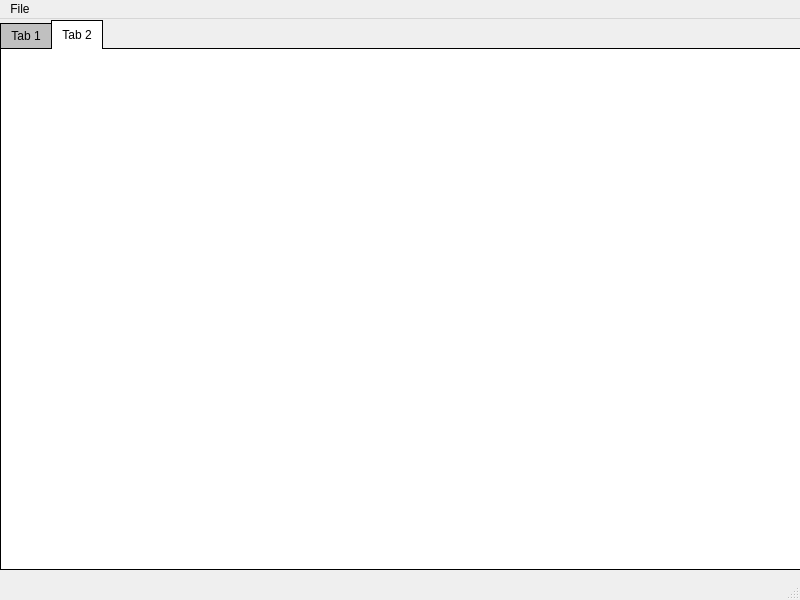
This is mainwindow.ui in MohabGhobashy/Active-contour--Hough-transform-implementation as Qt 5 draws it before an edit. The edited form follows.
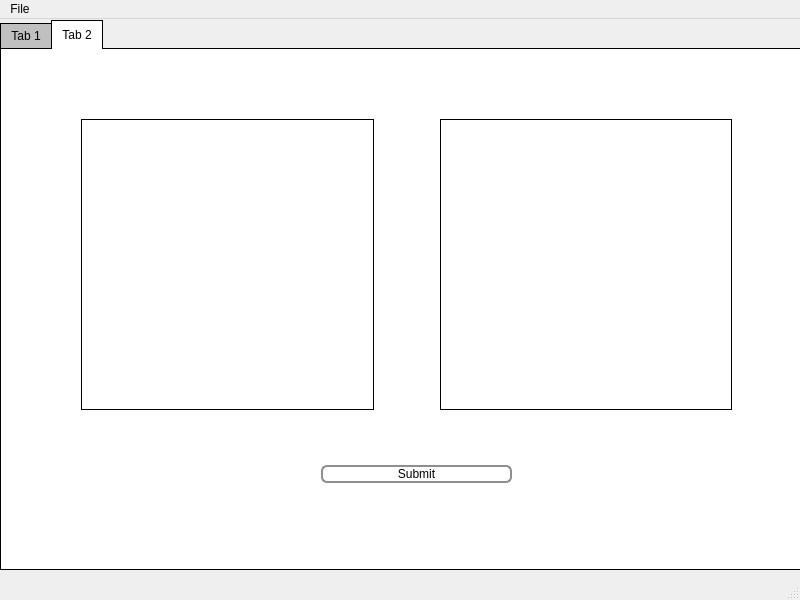
This is the edited form. The open tabs and pages were chosen to show the change. Icons and pictures are not drawn.

```diff
--- a/mainwindow.ui
+++ b/mainwindow.ui
@@ -340,6 +340,119 @@
      <attribute name="title">
       <string>Tab 2</string>
      </attribute>
+     <widget class="QWidget" name="layoutWidget_2">
+      <property name="geometry">
+       <rect>
+        <x>80</x>
+        <y>70</y>
+        <width>651</width>
+        <height>291</height>
+       </rect>
+      </property>
+      <layout class="QHBoxLayout" name="horizontalLayout_26">
+       <item>
+        <layout class="QVBoxLayout" name="verticalLayout_4">
+         <item>
+          <widget class="QLabel" name="originalImg_2">
+           <property name="styleSheet">
+            <string notr="true">QLabel {
+    border: 1px solid #000000; 
+}</string>
+           </property>
+           <property name="text">
+            <string/>
+           </property>
+          </widget>
+         </item>
+        </layout>
+       </item>
+       <item>
+        <spacer name="horizontalSpacer_3">
+         <property name="orientation">
+          <enum>Qt::Horizontal</enum>
+         </property>
+         <property name="sizeType">
+          <enum>QSizePolicy::Maximum</enum>
+         </property>
+         <property name="sizeHint" stdset="0">
+          <size>
+           <width>60</width>
+           <height>20</height>
+          </size>
+         </property>
+        </spacer>
+       </item>
+       <item>
+        <layout class="QVBoxLayout" name="verticalLayout_5">
+         <item>
+          <widget class="QLabel" name="outputImg_2">
+           <property name="styleSheet">
+            <string notr="true">QLabel {
+    border: 1px solid #000000; 
+}</string>
+           </property>
+           <property name="text">
+            <string/>
+           </property>
+          </widget>
+         </item>
+        </layout>
+       </item>
+      </layout>
+     </widget>
+     <widget class="QWidget" name="horizontalLayoutWidget_3">
+      <property name="geometry">
+       <rect>
+        <x>320</x>
+        <y>390</y>
+        <width>191</width>
+        <height>71</height>
+       </rect>
+      </property>
+      <layout class="QHBoxLayout" name="horizontalLayout_3">
+       <item>
+        <widget class="QPushButton" name="submitBtn_2">
+         <property name="styleSheet">
+          <string notr="true">QPushButton {
+    border: 2px solid #8f8f91;
+    border-radius: 6px;
+    background-color: qlineargradient(x1: 0, y1: 0, x2: 0, y2: 1,
+                                      stop: 0 #f6f7fa, stop: 1 #dadbde);
+    min-width: 80px;
+}
+QPushButton:pressed {
+    background-color: qlineargradient(x1: 0, y1: 0, x2: 0, y2: 1,
+                                      stop: 0 #dadbde, stop: 1 #f6f7fa);
+}
+QPushButton:flat {
+    border: none; /* no border for a flat push button */
+}
+QPushButton:default {
+    border-color: navy; /* make the default button prominent */
+}
+QPushButton:open { /* when the button has its menu open */
+    background-color: qlineargradient(x1: 0, y1: 0, x2: 0, y2: 1,
+                                      stop: 0 #dadbde, stop: 1 #f6f7fa);
+}
+
+QPushButton::menu-indicator {
+    image: url(menu_indicator.png);
+    subcontrol-origin: padding;
+    subcontrol-position: bottom right;
+}
+
+QPushButton::menu-indicator:pressed, QPushButton::menu-indicator:open {
+    position: relative;
+    top: 2px; left: 2px; /* shift the arrow by 2 px */
+}</string>
+         </property>
+         <property name="text">
+          <string>Submit</string>
+         </property>
+        </widget>
+       </item>
+      </layout>
+     </widget>
     </widget>
    </widget>
   </widget>
```
Left out of the diff: 4 changed lines with no effect on the pictures.
